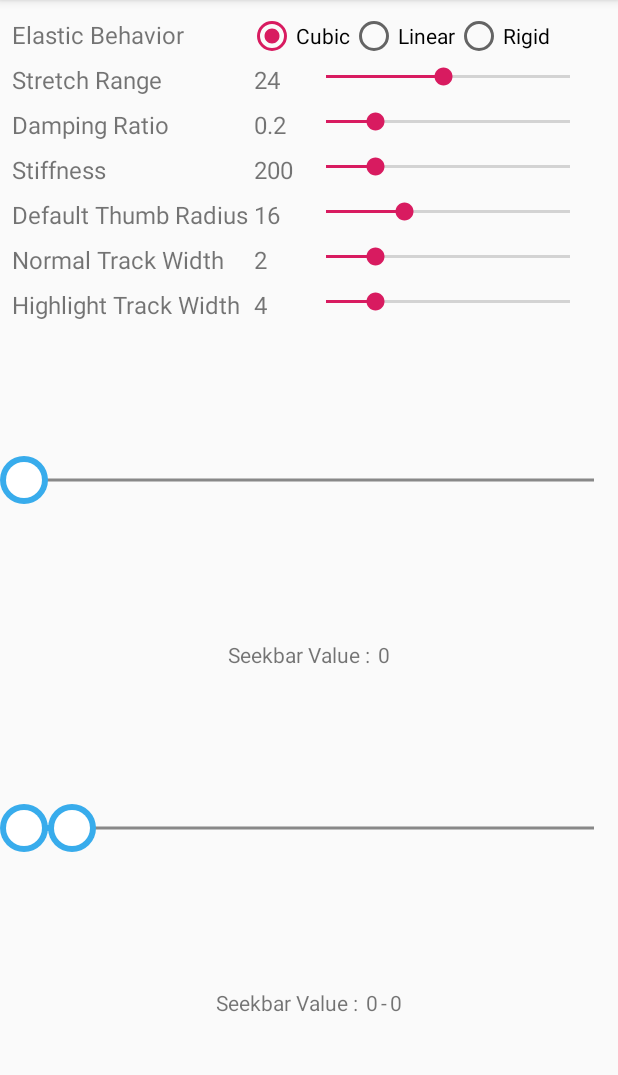
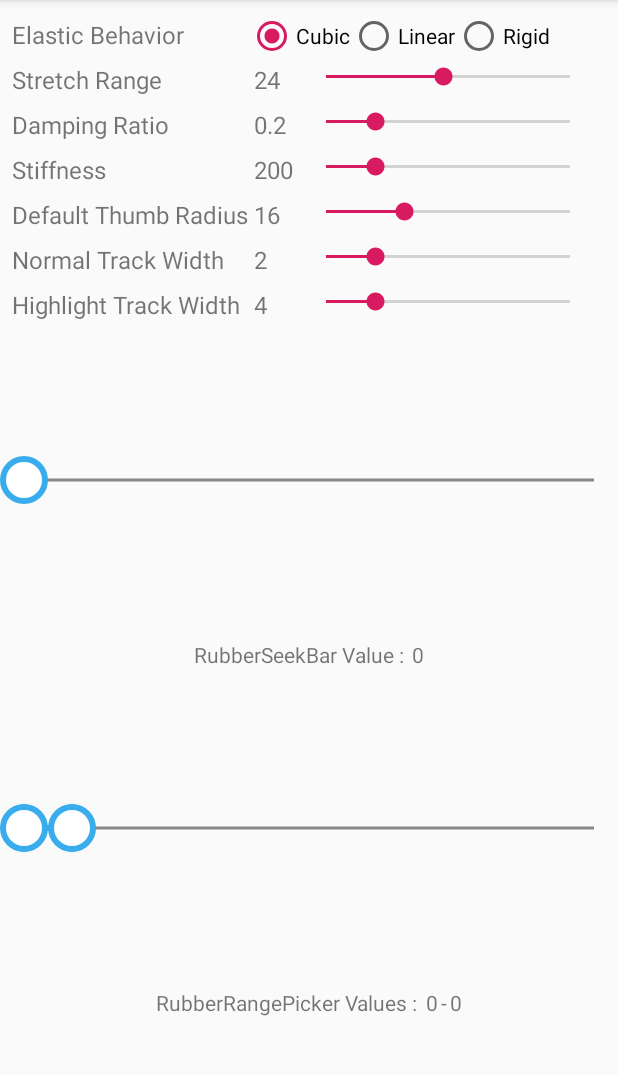
Before and after one commit to Chrisvin/RubberPicker, an Android app: the screen it shows after launch (MainActivity), on a phone screen of 412 x 824 dp, the part 84-1159 px from its top. Run offline under Robolectric (Android 15) with nearby library versions, the phone set to English and light mode, and no system bars.

Commit message:
Update demo app

```diff
--- a/app/src/main/java/com/jem/MainActivity.kt
+++ b/app/src/main/java/com/jem/MainActivity.kt
@@ -100,8 +100,8 @@ class MainActivity : AppCompatActivity() {
         })
 
         rubberSeekBar.setOnRubberSeekBarChangeListener(object: RubberSeekBar.OnRubberSeekBarChangeListener{
-            override fun onProgressChanged(seekBar: RubberSeekBar, progress: Int, fromUser: Boolean) {
-                rubberSeekBarValue.text = progress.toString()
+            override fun onProgressChanged(seekBar: RubberSeekBar, value: Int, fromUser: Boolean) {
+                rubberSeekBarValue.text = value.toString()
             }
             override fun onStartTrackingTouch(seekBar: RubberSeekBar) {}
             override fun onStopTrackingTouch(seekBar: RubberSeekBar) {}
--- a/app/src/main/res/layout/activity_main.xml
+++ b/app/src/main/res/layout/activity_main.xml
@@ -259,7 +259,7 @@
 
     <TextView
             android:id="@+id/rubberSeekBarValueHeading"
-            android:text="Seekbar Value : "
+            android:text="RubberSeekBar Value : "
             app:layout_constraintTop_toBottomOf="@+id/rubberSeekBar"
             app:layout_constraintStart_toStartOf="parent"
             app:layout_constraintEnd_toStartOf="@+id/rubberSeekBarValue"
@@ -288,7 +288,7 @@
 
     <TextView
             android:id="@+id/rubberRangePickerValueHeading"
-            android:text="Seekbar Value : "
+            android:text="RubberRangePicker Values : "
             app:layout_constraintStart_toStartOf="parent"
             app:layout_constraintTop_toBottomOf="@+id/rubberRangePicker"
             app:layout_constraintEnd_toStartOf="@+id/rubberRangePickerStartValue"
```
